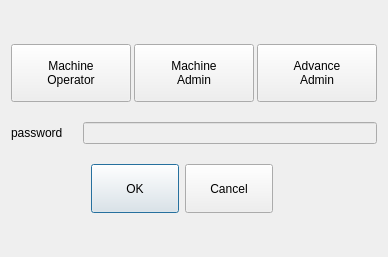
Old version of the form custom_widgets/programhead/passworddialog.ui in the repository dongdong-2009/3-5AxisRobot.
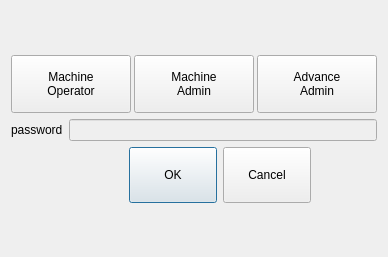
New version of the form. Icons and pictures are not drawn. Custom widgets are drawn as their Qt base class.

```diff
--- a/custom_widgets/programhead/passworddialog.ui
+++ b/custom_widgets/programhead/passworddialog.ui
@@ -17,11 +17,8 @@
    <iconset resource="../../resource.qrc">
     <normaloff>:/resource/parameter.png</normaloff>:/resource/parameter.png</iconset>
   </property>
-  <layout class="QVBoxLayout" name="verticalLayout">
-   <property name="spacing">
-    <number>20</number>
-   </property>
-   <item>
+  <layout class="QGridLayout" name="gridLayout">
+   <item row="0" column="0">
     <spacer name="verticalSpacer">
      <property name="orientation">
       <enum>Qt::Vertical</enum>
@@ -34,7 +31,7 @@
      </property>
     </spacer>
    </item>
-   <item>
+   <item row="1" column="0">
     <layout class="QHBoxLayout" name="horizontalLayout_2">
      <property name="spacing">
       <number>3</number>
@@ -137,7 +134,7 @@
      </item>
     </layout>
    </item>
-   <item>
+   <item row="2" column="0">
     <layout class="QFormLayout" name="formLayout">
      <property name="fieldGrowthPolicy">
       <enum>QFormLayout::AllNonFixedFieldsGrow</enum>
@@ -167,7 +164,7 @@
      </item>
     </layout>
    </item>
-   <item>
+   <item row="3" column="0">
     <widget class="QDialogButtonBox" name="buttonBox">
      <property name="sizePolicy">
       <sizepolicy hsizetype="Fixed" vsizetype="Fixed">
@@ -177,13 +174,13 @@
      </property>
      <property name="minimumSize">
       <size>
-       <width>262</width>
+       <width>300</width>
        <height>44</height>
       </size>
      </property>
      <property name="maximumSize">
       <size>
-       <width>237</width>
+       <width>300</width>
        <height>69</height>
       </size>
      </property>
@@ -199,7 +196,7 @@
      </property>
     </widget>
    </item>
-   <item>
+   <item row="4" column="0">
     <spacer name="verticalSpacer_2">
      <property name="orientation">
       <enum>Qt::Vertical</enum>
```
